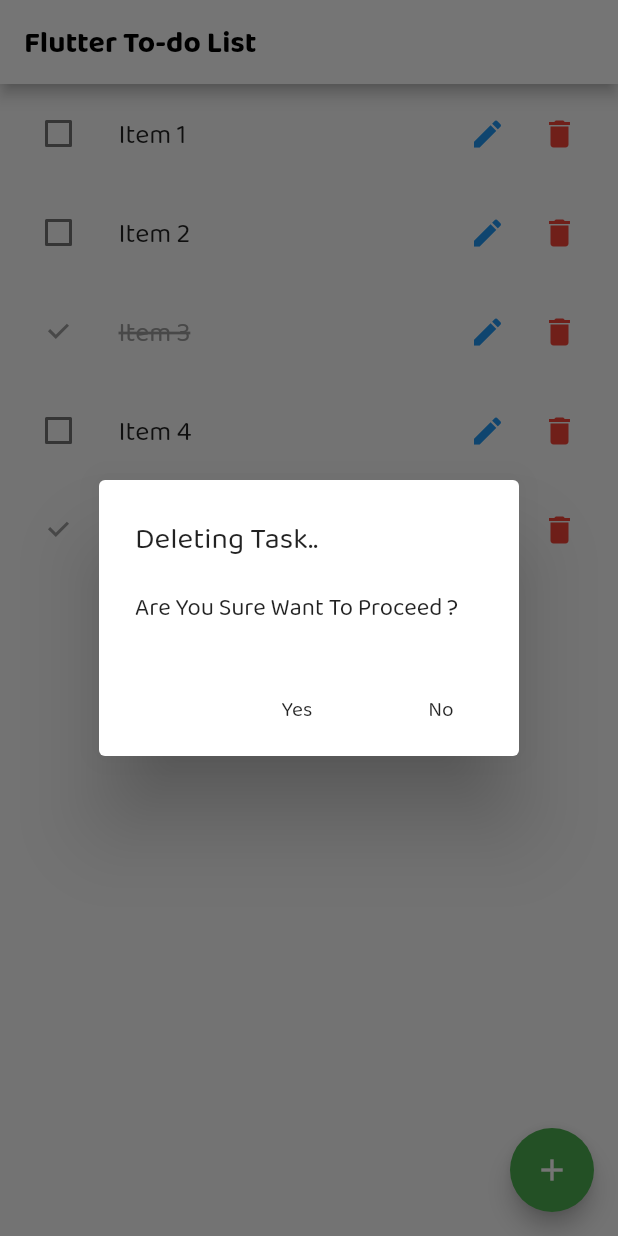
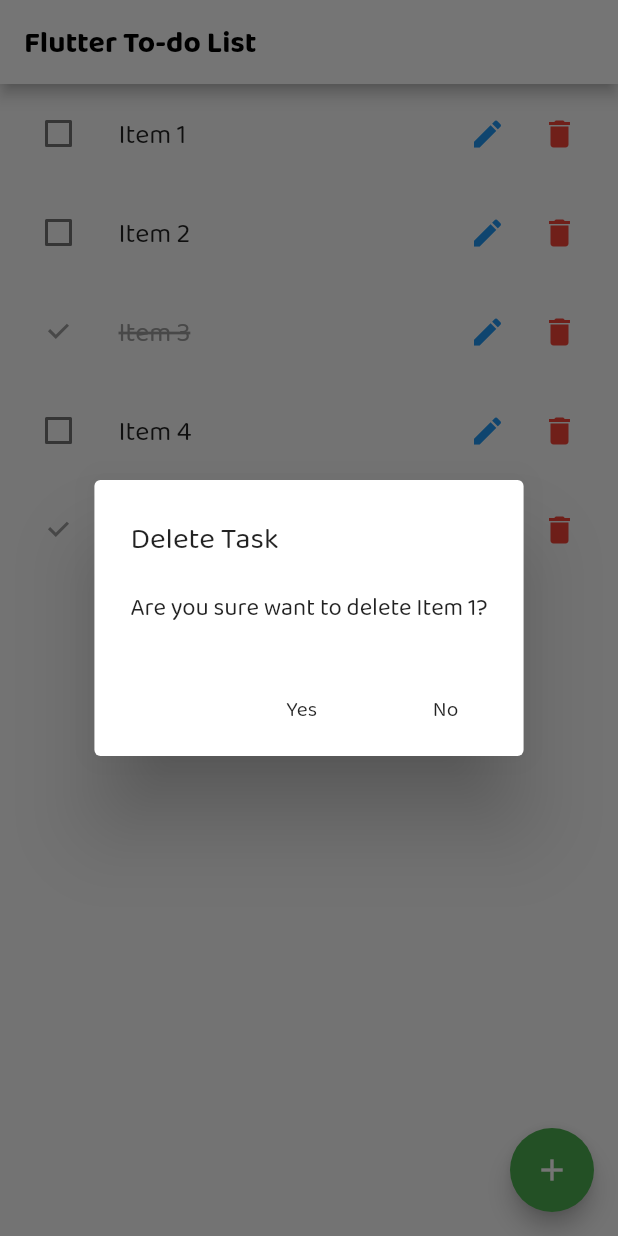
Before and after one commit to lickorice/flutter-todo-list, a Flutter app: the TodoList screen opened by its route, after a tap on the "delete" icon, on a phone screen of 412 x 824 dp. Run offline on Flutter 3.47's test engine with Material 2 defaults, Android fonts, the phone set to English and light mode, and no system bars.

Commit message:
Add default item title when editing a TodoListItem

```diff
--- a/lib/widgets/TodoList/TodoListItem.dart
+++ b/lib/widgets/TodoList/TodoListItem.dart
@@ -34,9 +34,6 @@ class _TodoListItemState extends State<TodoListItem> {
       itemData; // We store the instance of TodoListItemData like so
   _TodoListItemState(this.itemData); // The constructor.
 
-  // A TextEditingController for editing the itemTitle of our to-do list:
-  TextEditingController itemTitleController = new TextEditingController();
-
   @override
   Widget build(BuildContext context) {
     return ListTile(
@@ -65,6 +62,11 @@ class _TodoListItemState extends State<TodoListItem> {
                       // When the "edit" button is pressed, it launches a dialog containing another
                       // widget: a text field with a save button that performs the necessary
                       // value modifications:
+
+                      // A TextEditingController for editing the itemTitle of our to-do list:
+                      TextEditingController itemTitleController = new TextEditingController();
+                      itemTitleController.text = itemData.itemTitle;
+
                       showDialog(
                         context: context,
                         child: AlertDialog(
@@ -99,8 +101,8 @@ class _TodoListItemState extends State<TodoListItem> {
                       showDialog(
                         context: context,
                         child: AlertDialog(
-                          title: Text("Deleting Task.."),
-                          content: Text("Are You Sure Want To Proceed ?"),
+                          title: Text("Delete Task"),
+                          content: Text("Are you sure want to delete " + itemData.itemTitle + "?"),
                           actions: <Widget>[
                             FlatButton(
                                 child: Text("Yes"),
```
